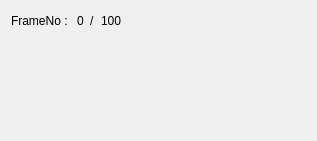
Above: Widgets/QTimelineWidget/QTimelinePanel.ui from wasedaigo/samancing-roga before the change. Below: the same form after it.
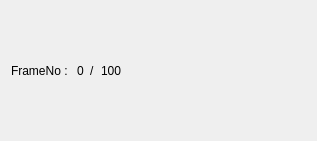
That is the form after the change.

Patch:
```diff
--- a/Widgets/QTimelineWidget/QTimelinePanel.ui
+++ b/Widgets/QTimelineWidget/QTimelinePanel.ui
@@ -62,19 +62,6 @@
      </item>
     </layout>
    </item>
-   <item>
-    <spacer name="verticalSpacer">
-     <property name="orientation">
-      <enum>Qt::Vertical</enum>
-     </property>
-     <property name="sizeHint" stdset="0">
-      <size>
-       <width>20</width>
-       <height>40</height>
-      </size>
-     </property>
-    </spacer>
-   </item>
   </layout>
  </widget>
  <resources/>
```
